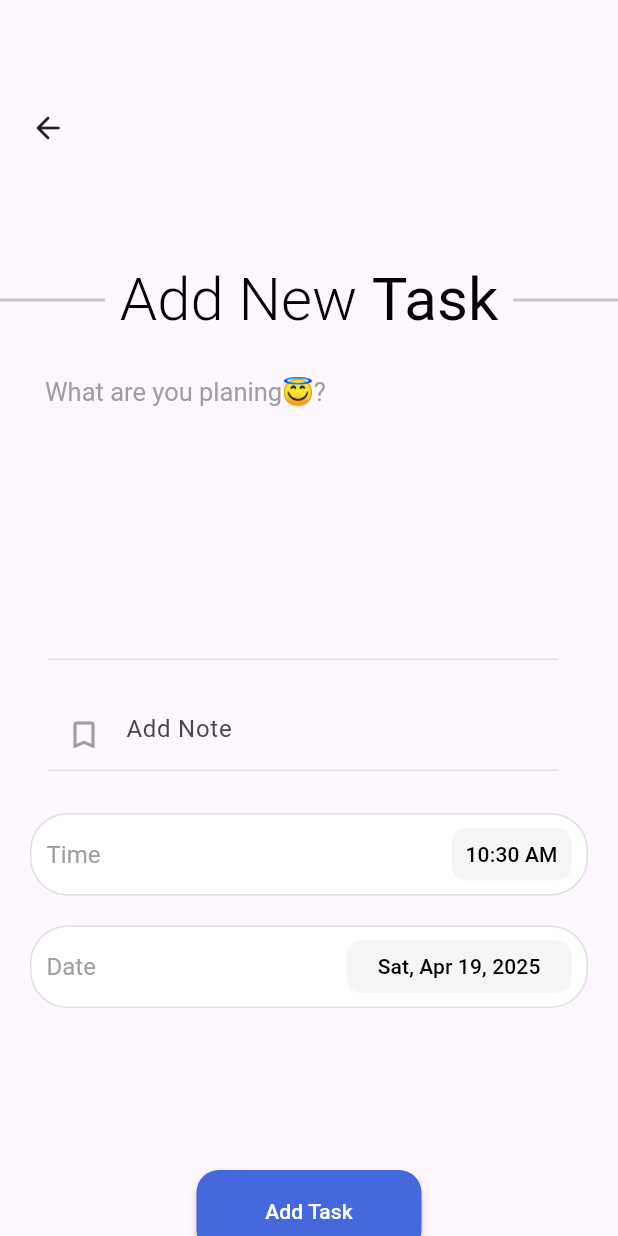
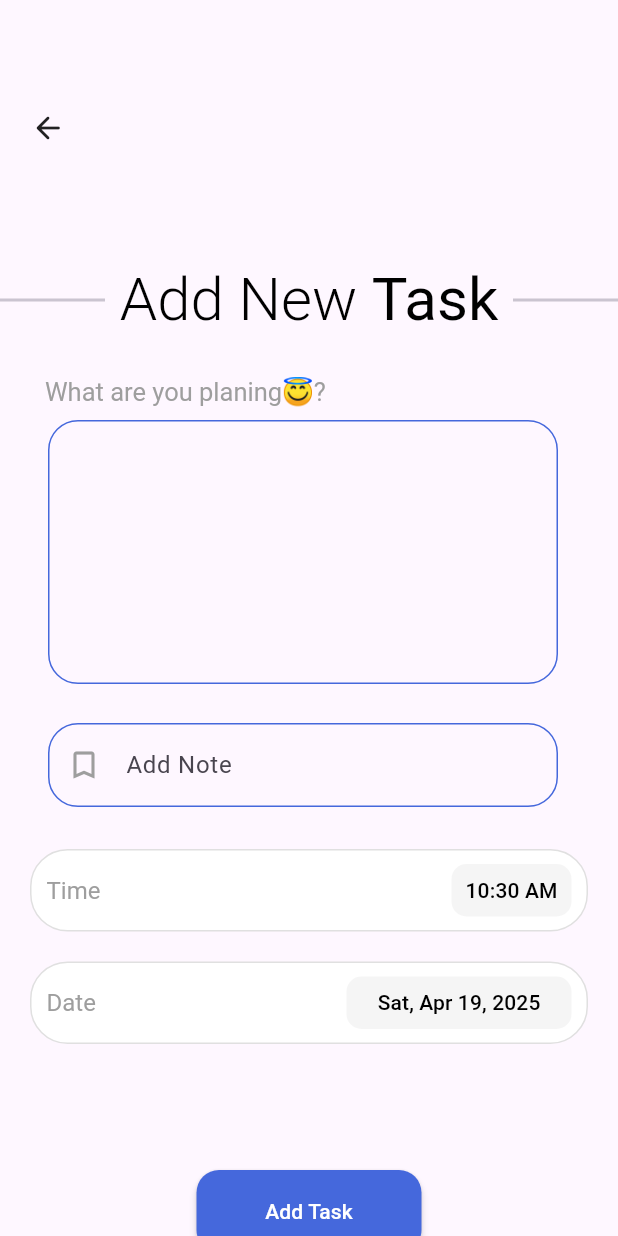
Before and after one commit to Sathishs246/hive_todo, a Flutter app: the TaskView screen opened directly, on a phone screen of 412 x 824 dp. Run offline on Flutter 3.47's test engine with Material 3 defaults, Android fonts, the phone set to English and light mode, and no system bars; our stand-ins replace animate_do, flutter_slider_drawer, get, hive, hive_flutter, lottie; missing offline and left inert: flutter_cupertino_date_picker_fork, ftoast, panara_dialogs; accounts and stored records are empty.

Commit message:
Initial commit: ToDo App Using Hive DB

```diff
--- a/lib/views/tasks/components/rep_textfield.dart
+++ b/lib/views/tasks/components/rep_textfield.dart
@@ -1,4 +1,5 @@
 import 'package:flutter/material.dart';
+import 'package:hive_todo/utils/app_colors.dart';
 
 import '../../../utils/app_strings.dart';
 
@@ -23,9 +24,10 @@ class RepTextField extends StatelessWidget {
         title: TextFormField(
           controller: controller,
           maxLines: !isForDescription ? 6 : null,
-          cursorHeight: !isForDescription ? 60 : null,
+          cursorHeight: !isForDescription ? 40 : null,
           style: const TextStyle(color: Colors.black),
           decoration: InputDecoration(
+            //fillColor: Colors.red,
             border: isForDescription ? InputBorder.none : null,
             counter: Container(),
             hintText: isForDescription ? AppStrings.addNote : null,
@@ -33,11 +35,13 @@ class RepTextField extends StatelessWidget {
                 isForDescription
                     ? const Icon(Icons.bookmark_border, color: Colors.grey)
                     : null,
-            enabledBorder: UnderlineInputBorder(
-              borderSide: BorderSide(color: Colors.grey.shade300),
+            enabledBorder: OutlineInputBorder(
+              borderSide: BorderSide(color: AppColors.primaryColor),
+              borderRadius: BorderRadius.circular(20),
             ),
-            focusedBorder: UnderlineInputBorder(
-              borderSide: BorderSide(color: Colors.grey.shade300),
+            focusedBorder: OutlineInputBorder(
+              borderSide: BorderSide(color: AppColors.primaryColor),
+              borderRadius: BorderRadius.circular(20),
             ),
           ),
           onFieldSubmitted: onFieldSubmitted,
```
